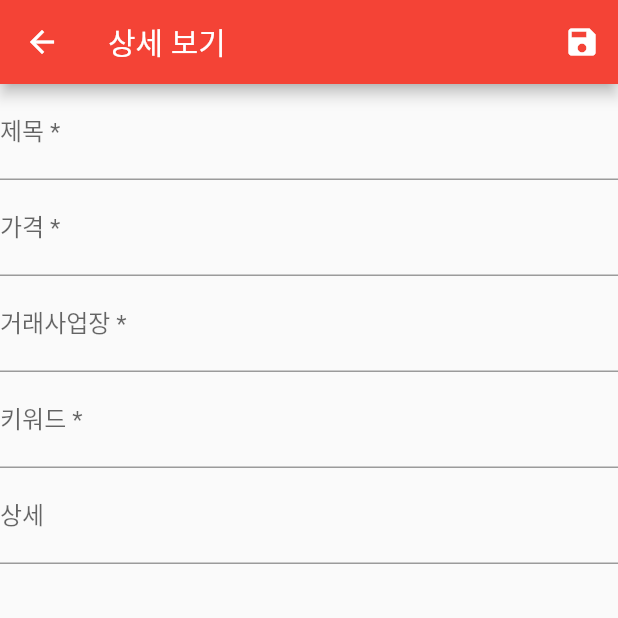
After one commit to dog1cat2/hangeun, a Flutter app: the SellListScreen screen opened directly, after a tap on "매물 1 - 아이폰아이폰아이폰아이폰아이폰아이폰", on a phone screen of 412 x 824 dp, the top half of it. The commit adds this screen. Run offline on Flutter 3.47's test engine with Material 2 defaults, Android fonts, the phone set to English and light mode, and no system bars; our stand-ins replace google_fonts.

Commit message:
메인페이지 화면 링크 변경

```diff
--- /dev/null
+++ b/lib/screen/sell_item_screen.dart
@@ -0,0 +1,104 @@
+import 'package:flutter/material.dart';
+import 'package:myapp/layout/main_layout.dart';
+
+class SellItemScreen extends StatelessWidget {
+  String itemUid;
+  SellItemScreen({
+    required this.itemUid,
+    Key? key,
+  }) : super(key: key);
+
+  @override
+  Widget build(BuildContext context) {
+    return Scaffold(
+      appBar: AppBar(
+        title: const Text('상세 보기'),
+        actions: <Widget>[
+          IconButton(
+            icon: const Icon(Icons.save),
+            onPressed: () {
+              // save
+              // go back
+              Navigator.of(context).pop();
+            },
+          ),
+        ],
+      ),
+      body: DetailForm(),
+    );
+  }
+}
+
+class DetailForm extends StatefulWidget {
+  const DetailForm({super.key});
+
+  @override
+  State<DetailForm> createState() => _DetailFormState();
+}
+
+class _DetailFormState extends State<DetailForm> {
+  final GlobalKey<FormState> _formKey = GlobalKey<FormState>();
+
+  @override
+  Widget build(BuildContext context) {
+    return Form(
+      key: _formKey,
+      child: Column(
+        // crossAxisAlignment: CrossAxisAlignment.start,
+        children: [
+          // image view
+          TextFormField(
+            decoration: const InputDecoration(
+              hintText: '제목(필수)을 입력해 주세요',
+              labelText: '제목 *'
+            ),
+            onSaved: (val) {},
+            validator: (val) {
+              return null;
+            },
+          ),
+          TextFormField(
+            decoration: const InputDecoration(
+              hintText: '가격(필수)을 입력해 주세요',
+              labelText: '가격 *'
+            ),
+            onSaved: (val) {},
+            validator: (val) {
+              return null;
+            },
+          ),
+          TextFormField(
+            decoration: const InputDecoration(
+              hintText: '거래사업장(필수)를 선택해 주세요',
+              labelText: '거래사업장 *'
+            ),
+            onSaved: (val) {},
+            validator: (val) {
+              return null;
+            },
+          ),
+          TextFormField(
+            decoration: const InputDecoration(
+              hintText: '키워드(필수)를 입력해 주세요',
+              labelText: '키워드 *'
+            ),
+            onSaved: (val) {},
+            validator: (val) {
+              return null;
+            },
+          ),
+          TextFormField(
+            decoration: const InputDecoration(
+              hintText: '매물 상세 내역을 입력해 주세요',
+              labelText: '상세'
+            ),
+            onSaved: (val) {},
+            validator: (val) {
+              return null;
+            },
+          ),
+        ]
+      ),
+    );
+  }
+}
--- a/lib/screen/sell_list_screen.dart
+++ b/lib/screen/sell_list_screen.dart
@@ -1,6 +1,5 @@
 import 'package:flutter/material.dart';
-import 'package:myapp/layout/main_layout.dart';
-import 'package:myapp/screen/detail_item_screen.dart';
+import 'package:myapp/screen/sell_item_screen.dart';
 
 class SellListScreen extends StatelessWidget {
   const SellListScreen({super.key});
@@ -10,6 +9,7 @@ class SellListScreen extends StatelessWidget {
 
     final List<Map<String, dynamic>> sellListMap = [
       {
+        'item_uid': '0',
         'item_title': '매물 1 - 아이폰아이폰아이폰아이폰아이폰아이폰',
         'sell_price': '3000000',
         'office_name': '증미',
@@ -17,6 +17,7 @@ class SellListScreen extends StatelessWidget {
         'create_date': '2023.09.10',
       },
       {
+        'item_uid': '1',
         'item_title': '매물 2 - xx',
         'sell_price': '1000',
         'office_name': '대전',
@@ -24,6 +25,55 @@ class SellListScreen extends StatelessWidget {
         'create_date': '2023.10.10',
       },
       {
+        'item_uid': '2',
+        'item_title': '매물 3',
+        'sell_price': '110000',
+        'office_name': '을지로',
+        'pic_file_path': 'assets/images/icon-ic-more-XRT.png',
+        'create_date': '2023.11.21',
+      },
+      {
+        'item_uid': '2',
+        'item_title': '매물 1 - 아이폰아이폰아이폰아이폰아이폰아이폰',
+        'sell_price': '3000000',
+        'office_name': '증미',
+        'pic_file_path': 'assets/images/icon-ic-more-XRT.png',
+        'create_date': '2023.09.10',
+      },
+      {
+        'item_uid': '2',
+        'item_title': '매물 2 - xx',
+        'sell_price': '1000',
+        'office_name': '대전',
+        'pic_file_path': 'assets/images/icon-ic-more-XRT.png',
+        'create_date': '2023.10.10',
+      },
+      {
+        'item_uid': '2',
+        'item_title': '매물 3',
+        'sell_price': '110000',
+        'office_name': '을지로',
+        'pic_file_path': 'assets/images/icon-ic-more-XRT.png',
+        'create_date': '2023.11.21',
+      },
+      {
+        'item_uid': '2',
+        'item_title': '매물 1 - 아이폰아이폰아이폰아이폰아이폰아이폰',
+        'sell_price': '3000000',
+        'office_name': '증미',
+        'pic_file_path': 'assets/images/icon-ic-more-XRT.png',
+        'create_date': '2023.09.10',
+      },
+      {
+        'item_uid': '2',
+        'item_title': '매물 2 - xx',
+        'sell_price': '1000',
+        'office_name': '대전',
+        'pic_file_path': 'assets/images/icon-ic-more-XRT.png',
+        'create_date': '2023.10.10',
+      },
+      {
+        'item_uid': '2',
         'item_title': '매물 3',
         'sell_price': '110000',
         'office_name': '을지로',
@@ -32,48 +82,56 @@ class SellListScreen extends StatelessWidget {
       },
     ];
 
-    return MainLayout(
-      title: '매물 목록',
-      body: ListView.builder(
-        // restorationId: 'sampleItemListView',
+    return Scaffold(
+      appBar: AppBar(
+        title: const Text('매물 목록'),
+        actions: <Widget>[
+          IconButton(
+            icon: const Icon(Icons.search),
+            onPressed: () {
+              //
+            },
+          ),
+        ],
+      ),
+      body: ListView.separated(
         itemCount: sellListMap.length,
-        shrinkWrap: true,
         itemBuilder: (BuildContext context, int index) {
           final item = sellListMap[index];
 
           return ListTile(
+
             title: Container(
-                padding: EdgeInsets.fromLTRB(10, 10, 10, 10),
+                padding: const EdgeInsets.fromLTRB(10, 10, 10, 10),
                 child: Row(
                   crossAxisAlignment: CrossAxisAlignment.start,
                   // mainAxisAlignment: MainAxisAlignment.spaceBetween,
                   children: [
                     Expanded(
-                      // margin: EdgeInsets.fromLTRB(0, 3, 110, 0),
                       child: Column(
                         crossAxisAlignment: CrossAxisAlignment.start,
                         children: [
                           Text(
                             item['item_title'],
-                            style: TextStyle(
+                            style: const TextStyle(
                               fontSize: 16,
                               fontWeight: FontWeight.w400,
                               color: Color(0xff000000),
                             ),
                           ),
-                          SizedBox(height: 6),
+                          const SizedBox(height: 6),
                           Text(
                             item['office_name'] + ' · ' + item['create_date'],
-                            style: TextStyle(
+                            style: const TextStyle(
                               fontSize: 12,
                               fontWeight: FontWeight.w400,
                               color: Color(0xff221f1f),
                             ),
                           ),
-                          SizedBox(height: 6),
+                          const SizedBox(height: 6),
                           Text(
-                            item['sell_price'],
-                            style: TextStyle(
+                            item['sell_price'] + ' 원',
+                            style: const TextStyle(
                               fontSize: 14,
                               fontWeight: FontWeight.bold,
                               color: Color(0xff221f1f),
@@ -82,19 +140,11 @@ class SellListScreen extends StatelessWidget {
                         ],
                       ),
                     ),
-                    // Container(
-                    //   padding: EdgeInsets.fromLTRB(0, 5, 0, 0),
-                    //   child: Image.asset(
-                    //     item['pic_file_path'],
-                    //     width: 3,
-                    //     height: 15,
-                    //   ),
-                    // ),
                   ],
                 ),
               ),
             trailing: IconButton(
-              icon: Icon(Icons.menu),
+              icon: const Icon(Icons.menu),
               onPressed: () => {
                 print('icon button pressed')
               },
@@ -104,111 +154,19 @@ class SellListScreen extends StatelessWidget {
             ),
             onTap: () {
               Navigator.of(context).push(MaterialPageRoute(
-                builder: (context) => const DetailItemScreen()));
+                builder: (context) => SellItemScreen(
+                  itemUid: item['item_uid'],
+                )));
             },
+          );
+        },
+        separatorBuilder: (context, index) {
+          return Container(
+            height: 1,
+            color: Colors.grey,
           );
         },
       ),
     );
   }
-
-  Widget renderListItem({
-    required BuildContext context,
-  }) {
-    double baseWidth = 360;
-    double fem = MediaQuery.of(context).size.width / baseWidth;
-
-    return Container(
-      child: Row(
-        crossAxisAlignment: CrossAxisAlignment.center,
-        children: [
-          Container(
-            // rectangle9BCu (I68:1003;68:974)
-            width: 90 * fem,
-            height: 76.32 * fem,
-            decoration: BoxDecoration(
-              borderRadius: BorderRadius.circular(8 * fem),
-              color: const Color(0xffc4c4c4),
-              image: const DecorationImage(
-                fit: BoxFit.cover,
-                image: AssetImage(
-                  'assets/page-1/images/rectangle-9-bg-tVP.png',
-                ),
-              ),
-            ),
-          ),
-          Container(
-            // autogroup81yugfT (3cktpx5LrmUJYWYwyw81Yu)
-            padding:
-                EdgeInsets.fromLTRB(10 * fem, 5 * fem, 0 * fem, 7.32 * fem),
-            height: double.infinity,
-            child: Row(
-              crossAxisAlignment: CrossAxisAlignment.start,
-              children: [
-                Container(
-                  // textQLZ (I68:1003;68:975)
-                  margin: EdgeInsets.fromLTRB(
-                      0 * fem, 3 * fem, 110 * fem, 0 * fem),
-                  child: Column(
-                    crossAxisAlignment: CrossAxisAlignment.start,
-                    children: [
-                      Text(
-                        // jNq (I68:1003;68:976)
-                        '아이폰 프로 (미개봉)',
-                        // style: SafeGoogleFont(
-                        //   'Noto Sans',
-                        //   fontSize: 12 * ffem,
-                        //   fontWeight: FontWeight.w400,
-                        //   height: 1.5 * ffem / fem,
-                        //   color: const Color(0xff000000),
-                        // ),
-                      ),
-                      SizedBox(
-                        height: 6 * fem,
-                      ),
-                      Text(
-                        // pns20230915qgm (I68:1003;68:977)
-                        'PNS본사(증미) · 2023.09.15',
-                        // style: SafeGoogleFont(
-                        //   'Noto Sans',
-                        //   fontSize: 10 * ffem,
-                        //   fontWeight: FontWeight.w400,
-                        //   height: 1.3625 * ffem / fem,
-                        //   color: const Color(0xff4a4e55),
-                        // ),
-                      ),
-                      SizedBox(
-                        height: 6 * fem,
-                      ),
-                      Text(
-                        // wUu (I68:1003;80:11887)
-                        '1,000,000원',
-                        // style: SafeGoogleFont(
-                        //   'Noto Sans',
-                        //   fontSize: 12 * ffem,
-                        //   fontWeight: FontWeight.w400,
-                        //   height: 1.3625 * ffem / fem,
-                        //   color: const Color(0xff221f1f),
-                        // ),
-                      ),
-                    ],
-                  ),
-                ),
-                SizedBox(
-                  // iconicmoreHYm (I68:1003;80:12731)
-                  width: 3 * fem,
-                  height: 15 * fem,
-                  child: Image.asset(
-                    'assets/images/icon-ic-more-XRT.png',
-                    width: 3 * fem,
-                    height: 15 * fem,
-                  ),
-                ),
-              ],
-            ),
-          ),
-        ],
-      ),
-    );
-  }
 }
```
Also changed, not shown: lib/main.dart (+39 -41 lines), lib/screen/chat_screen.dart (+6 -4 lines), lib/screen/detail_item_screen.dart (deleted, +0 -31 lines), lib/screen/favorite_screen.dart (+3 -4 lines), lib/screen/setting_screen.dart (+3 -4 lines), lib/screen/login_screen.dart (added).
